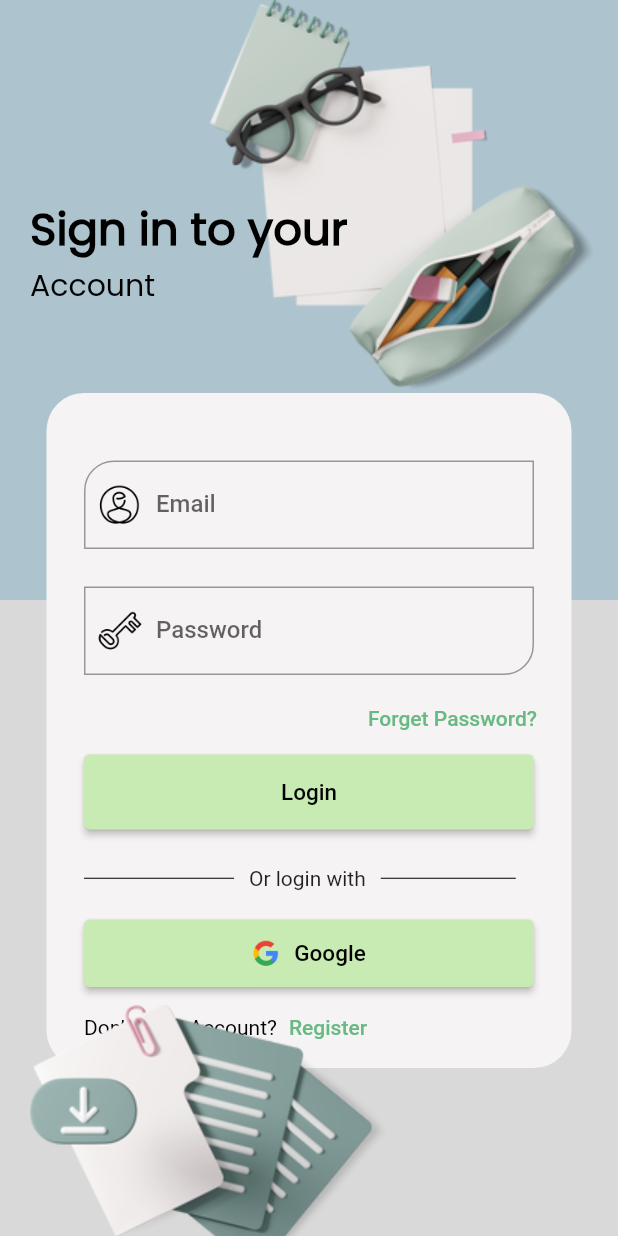
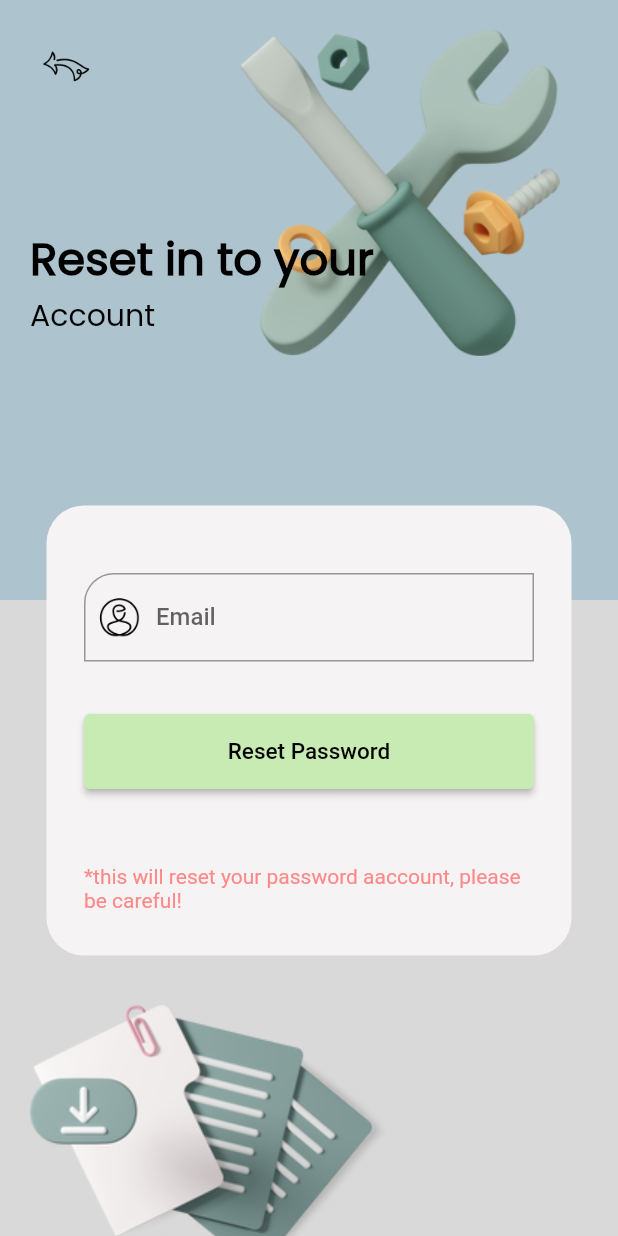
Before and after one commit to SatriaAkbarRizki/noteplan, a Flutter app: the screen it shows after launch, after a tap on "Forget Password?", on a phone screen of 412 x 824 dp. Run offline on Flutter 3.47's test engine with Material 2 defaults, Android fonts, the phone set to English and light mode, and no system bars; our stand-ins replace firebase_auth, firebase_core, firebase_database, google_sign_in; accounts and stored records are empty; network calls fail; Roboto replaces fonts that are missing (ubuntu, wixmadefor).

Commit message:
change structure page and fix bug

```diff
--- a/lib/main.dart
+++ b/lib/main.dart
@@ -1,7 +1,7 @@
 import 'package:firebase_core/firebase_core.dart';
 import 'package:flutter/material.dart';
 import 'package:flutter/services.dart';
-import 'package:noteplan/view/page/loginpage.dart';
+import 'package:noteplan/view/page/login/sign_in.dart';
 
 void main() async {
   WidgetsFlutterBinding.ensureInitialized();
@@ -20,7 +20,7 @@ class MainApp extends StatelessWidget {
   Widget build(BuildContext context) {
     return MaterialApp(
       debugShowCheckedModeBanner: false,
-      home: LoginPage(),
+      home: SignIn(),
     );
   }
 }
--- /dev/null
+++ b/lib/view/page/login/reset_password.dart
@@ -0,0 +1,195 @@
+import 'package:firebase_auth/firebase_auth.dart';
+import 'package:flutter/material.dart';
+import 'package:noteplan/auth/authemail.dart';
+import 'package:noteplan/view/page/login/sign_in.dart';
+
+class ResetPass extends StatefulWidget {
+  const ResetPass({super.key});
+
+  @override
+  State<ResetPass> createState() => _ResetPassState();
+}
+
+class _ResetPassState extends State<ResetPass> {
+  AuthEmail authEmail = AuthEmail();
+  TextEditingController emailController = TextEditingController();
+  TextEditingController passwordController = TextEditingController();
+  final FocusNode _focusNodeEmail = FocusNode();
+  final FocusNode _focusNodePasword = FocusNode();
+
+  @override
+  void dispose() {
+    _focusNodeEmail.dispose();
+    _focusNodePasword.dispose();
+    super.dispose();
+  }
+
+  @override
+  Widget build(BuildContext context) {
+    return Scaffold(
+      resizeToAvoidBottomInset: false,
+      body: GestureDetector(
+        onTap: () {
+          _focusNodeEmail.unfocus();
+          _focusNodePasword.unfocus();
+        },
+        child: Stack(
+          children: [
+            Column(
+              children: [
+                Container(
+                  height: 400,
+                  decoration: BoxDecoration(color: Color(0xffADC4CE)),
+                ),
+                Expanded(
+                  child: Container(
+                    height: 400,
+                    decoration: BoxDecoration(color: Color(0xffD9D9D9)),
+                  ),
+                ),
+              ],
+            ),
+            Center(
+              child: Container(
+                margin: EdgeInsets.only(top: 150),
+                width: 350,
+                height: 300,
+                decoration: BoxDecoration(
+                    color: Color(0xffF5F3F3),
+                    borderRadius: BorderRadius.all(Radius.circular(25))),
+                child: Column(
+                  crossAxisAlignment: CrossAxisAlignment.start,
+                  children: [
+                    SizedBox(
+                      height: 20,
+                    ),
+                    Padding(
+                      padding: const EdgeInsets.all(25),
+                      child: TextField(
+                        focusNode: _focusNodeEmail,
+                        controller: emailController,
+                        keyboardType: TextInputType.emailAddress,
+                        style: TextStyle(
+                            fontFamily: 'wixmadefor',
+                            fontWeight: FontWeight.w600),
+                        decoration: InputDecoration(
+                          labelText: 'Email',
+                          labelStyle: TextStyle(
+                              fontFamily: 'wixmadefor',
+                              fontWeight: FontWeight.w500),
+                          prefixIcon: Image.asset(
+                            "assets/logo/people.png",
+                            scale: 1.8,
+                          ),
+                          prefixIconColor: Colors.black,
+                          border: OutlineInputBorder(
+                            borderRadius:
+                                BorderRadius.only(topLeft: Radius.circular(20)),
+                          ),
+                        ),
+                      ),
+                    ),
+                    Padding(
+                        padding:
+                            const EdgeInsets.only(left: 25, right: 25, top: 10),
+                        child: SizedBox(
+                          height: 50,
+                          width: 500,
+                          child: ElevatedButton(
+                              onPressed: () async {
+                                try {
+                                  if (emailController.text.isNotEmpty) {
+                                    final result = await authEmail
+                                        .resetPassword(emailController.text);
+                                    ScaffoldMessenger.of(context).showSnackBar(
+                                        SnackBar(
+                                            content: Text(
+                                                'Succes request reset password')));
+                                  } else {
+                                    ScaffoldMessenger.of(context).showSnackBar(
+                                        SnackBar(
+                                            content:
+                                                Text('Please enter email')));
+                                  }
+                                } on FirebaseAuthException catch (e) {
+                                  ScaffoldMessenger.of(context).showSnackBar(
+                                      SnackBar(content: Text(e.message.toString())));
+                                }
+                              },
+                              style: const ButtonStyle(
+                                  backgroundColor: MaterialStatePropertyAll(
+                                      Color(0xffC7EBB3)),
+                                  foregroundColor:
+                                      MaterialStatePropertyAll(Colors.black)),
+                              child: Text(
+                                'Reset Password',
+                                style: TextStyle(
+                                    fontSize: 15, fontFamily: 'ubuntu'),
+                              )),
+                        )),
+                    Padding(
+                      padding:
+                          const EdgeInsets.only(left: 25, top: 50, right: 25),
+                      child: Text(
+                        '*this will reset your password aaccount, please be careful!',
+                        style: TextStyle(color: Color(0xffFF8989)),
+                      ),
+                    )
+                  ],
+                ),
+              ),
+            ),
+            Positioned(
+                top: 20,
+                left: 160,
+                child: Image.asset(
+                  "assets/logo/reset.png",
+                  scale: 1.2,
+                )),
+            Positioned(
+                left: 20,
+                top: 150,
+                child: RichText(
+                    text: TextSpan(children: [
+                  TextSpan(
+                      text: 'Reset in to your',
+                      style: TextStyle(
+                          color: Colors.black,
+                          fontSize: 30,
+                          fontFamily: 'poppins',
+                          fontWeight: FontWeight.w800)),
+                  TextSpan(
+                      text: '\nAccount',
+                      style: TextStyle(
+                        color: Colors.black,
+                        fontSize: 20,
+                        fontFamily: 'poppins',
+                      ))
+                ]))),
+            Positioned(
+                left: 20,
+                top: 20,
+                child: IconButton(
+                    onPressed: () {
+                      Navigator.pushReplacement(
+                          context,
+                          MaterialPageRoute(
+                            builder: (context) => SignIn(),
+                          ));
+                    },
+                    icon: Image.asset(
+                      "assets/logo/back.png",
+                      color: Colors.black,
+                    ))),
+            Positioned(
+                left: 20,
+                top: 670,
+                child: Image.asset(
+                  "assets/logo/notes2.png",
+                )),
+          ],
+        ),
+      ),
+    );
+  }
+}
--- a/lib/view/page/loginpage.dart
+++ b/lib/view/page/login/sign_in.dart
@@ -1,18 +1,20 @@
+import 'package:firebase_auth/firebase_auth.dart';
 import 'package:flutter/material.dart';
 import 'package:google_sign_in/google_sign_in.dart';
 import 'package:noteplan/auth/authemail.dart';
 import 'package:noteplan/auth/authgoogle.dart';
-import 'package:noteplan/view/page/homepage.dart';
-import 'package:noteplan/view/page/signup/up_email.dart';
+import 'package:noteplan/view/page/home/homepage.dart';
+import 'package:noteplan/view/page/login/reset_password.dart';
+import 'package:noteplan/view/page/login/sign_up.dart';
 
-class LoginPage extends StatefulWidget {
-  const LoginPage({super.key});
+class SignIn extends StatefulWidget {
+  const SignIn({super.key});
 
   @override
-  State<LoginPage> createState() => _LoginPageState();
+  State<SignIn> createState() => _SignInState();
 }
 
-class _LoginPageState extends State<LoginPage> {
+class _SignInState extends State<SignIn> {
   AuthEmail authEmail = AuthEmail();
   AuthGoogle authGoogle = AuthGoogle();
   GoogleSignInAccount? currentUser;
@@ -43,6 +45,8 @@ class _LoginPageState extends State<LoginPage> {
   void dispose() {
     _focusNodeEmail.dispose();
     _focusNodePasword.dispose();
+    authEmail.auth.signOut();
+    authGoogle.googleSignIn.disconnect();
 
     super.dispose();
   }
@@ -142,7 +146,13 @@ class _LoginPageState extends State<LoginPage> {
                       alignment: Alignment.centerRight,
                       padding: const EdgeInsets.only(top: 5, right: 15),
                       child: TextButton(
-                        onPressed: () {},
+                        onPressed: () {
+                          Navigator.pushReplacement(
+                              context,
+                              MaterialPageRoute(
+                                builder: (context) => ResetPass(),
+                              ));
+                        },
                         child: Text(
                           'Forget Password?',
                           style: TextStyle(
@@ -157,13 +167,34 @@ class _LoginPageState extends State<LoginPage> {
                           width: 500,
                           child: ElevatedButton(
                               onPressed: () async {
-                                final uid = await signEmail();
-                                if (uid != null) {
-                                  Navigator.push(
+                                try {
+                                  final uid = await signEmail();
+                                  if (uid != null) {
+                                    Navigator.push(
                                       context,
                                       MaterialPageRoute(
-                                          builder: (context) =>
-                                              HomePage(uid: uid)));
+                                        builder: (context) =>
+                                            HomePage(uid: uid),
+                                      ),
+                                    );
+                                  } else {
+                                    ScaffoldMessenger.of(context).showSnackBar(
+                                      SnackBar(
+                                          content: Text(
+                                              'Email or password is incorrect.')),
+                                    );
+                                  }
+                                } on FirebaseAuthException catch (e) {
+                                  ScaffoldMessenger.of(context).showSnackBar(
+                                    SnackBar(
+                                        content: Text(
+                                            e.message ?? 'An error occurred.')),
+                                  );
+                                } catch (e) {
+                                  ScaffoldMessenger.of(context).showSnackBar(
+                                    SnackBar(
+                                        content: Text('An error occurred.')),
+                                  );
                                 }
                               },
                               style: const ButtonStyle(
@@ -326,87 +357,3 @@ class _LoginPageState extends State<LoginPage> {
     );
   }
 }
-
-// Padding(
-//         padding: const EdgeInsets.all(20),
-//         child: Column(
-//           children: [
-//             Container(
-//               margin: EdgeInsets.only(top: 180),
-//               child: TextField(
-//                 controller: emailController,
-//                 decoration: const InputDecoration(
-//                     labelText: 'Email',
-//                     hintText: 'Email',
-//                     border: OutlineInputBorder()),
-//               ),
-//             ),
-//             Container(
-//               margin: EdgeInsets.only(top: 20),
-//               child: TextField(
-//                 controller: passwordController,
-//                 decoration: const InputDecoration(
-//                     labelText: 'Password',
-//                     hintText: 'Password',
-//                     border: OutlineInputBorder()),
-//               ),
-//             ),
-//             Container(
-//               margin: EdgeInsets.only(top: 20),
-//               child: Row(
-//                 children: [
-//                   ElevatedButton(
-//                     onPressed: () async {
-//                       final uid = await signEmail();
-//                       if (uid != null) {
-//                         Navigator.push(
-//                             context,
-//                             MaterialPageRoute(
-//                                 builder: (context) => HomePage(uid: uid)));
-//                       }
-//                     },
-//                     child: Text('Sign In'),
-//                   ),
-//                   Container(
-//                     margin: EdgeInsets.only(left: 20),
-//                     child: ElevatedButton(
-//                       onPressed: () {
-//                         Navigator.push(
-//                             context,
-//                             MaterialPageRoute(
-//                                 builder: (context) => SignUpEmail()));
-//                       },
-//                       child: Text('Sign Up'),
-//                     ),
-//                   ),
-//                 ],
-//               ),
-//             ),
-//             SizedBox(
-//               height: 50,
-//             ),
-//             Row(
-//               mainAxisAlignment: MainAxisAlignment.center,
-//               children: [
-//                 IconButton(
-//                     onPressed: () async {
-//                       final result = await authGoogle.SignInGoogle(context);
-//                       try {
-//                         if (result != null) {
-//                           Navigator.push(
-//                               context,
-//                               MaterialPageRoute(
-//                                 builder: (context) => HomePage(uid: result),
-//                               ));
-//                         }
-//                       } catch (e) {
-//                         ScaffoldMessenger.of(context).showSnackBar(
-//                             SnackBar(content: Text('Not Succes')));
-//                       }
-//                     },
-//                     icon: Image.asset('assets/images/logingoogle.png'))
-//               ],
-//             )
-//           ],
-//         ),
-//       )
--- a/pubspec.yaml
+++ b/pubspec.yaml
@@ -32,6 +32,7 @@ flutter:
     - assets/logo/notes.png
     - assets/logo/notes2.png
     - assets/logo/back.png
+    - assets/logo/reset.png
 
   fonts:
     - family: wixmadefor
```
Also changed, not shown: lib/auth/authemail.dart (+11 -2 lines), lib/view/page/home/homepage.dart (renamed from lib/view/page/homepage.dart, +3 -4 lines), lib/view/page/login/sign_up.dart (renamed from lib/view/page/signup/up_email.dart, +19 -11 lines), assets/logo/reset.png (added), lib/view/page/home/addnote.dart (renamed from lib/view/page/addnote.dart).
